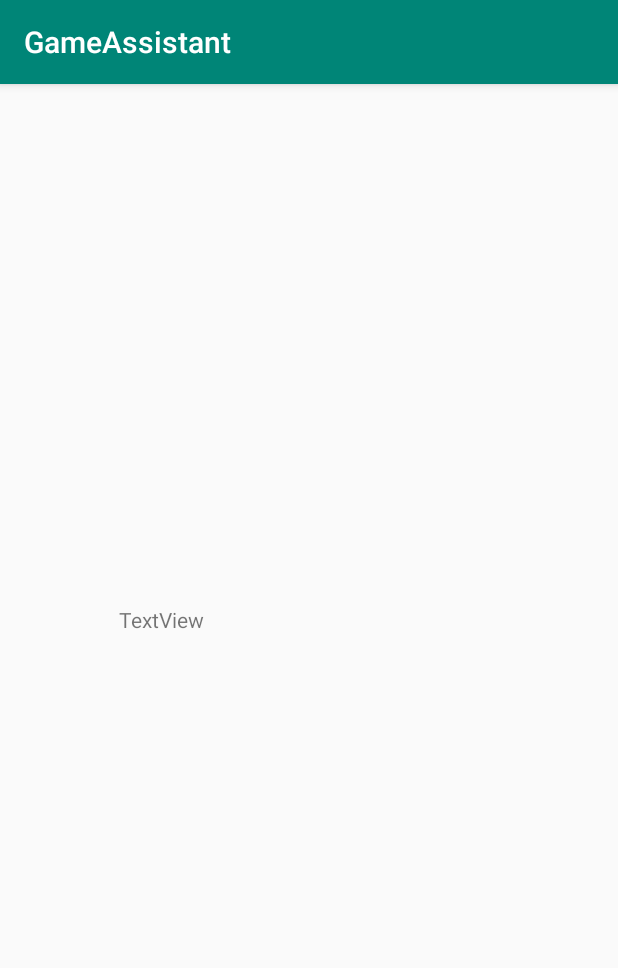
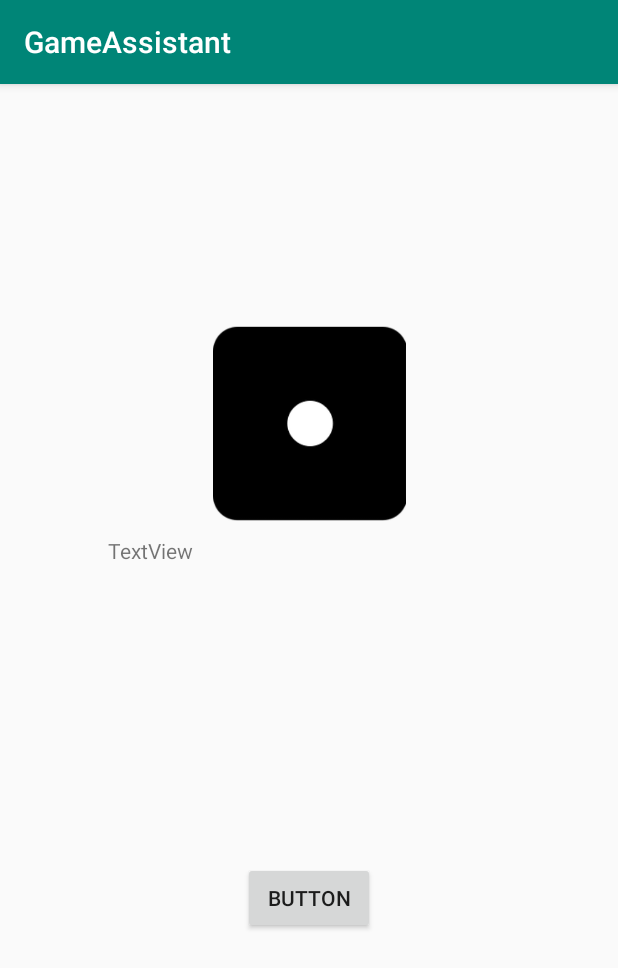
Before and after one commit to Hotzenplotz1337/App, an Android app: the Wuerfeln screen opened directly, with no data from a screen before it, on a phone screen of 412 x 824 dp. Shown: the top 968 px of the screen. Run offline under Robolectric (Android 15) with nearby library versions, the phone set to English and light mode, and no system bars.

Commit message:
Würfel Activity überarbeitet, Animation des Würfels

```diff
--- a/app/build.gradle
+++ b/app/build.gradle
@@ -7,7 +7,7 @@ android {
         minSdkVersion 21
         targetSdkVersion 28
         versionCode 1
-        versionName "w1.0"
+        versionName "1.0"
         testInstrumentationRunner "android.support.test.runner.AndroidJUnitRunner"
     }
     buildTypes {
@@ -21,7 +21,7 @@ android {
 dependencies {
     implementation fileTree(dir: 'libs', include: ['*.jar'])
     implementation 'com.android.support:appcompat-v7:28.0.0'
-    implementation 'com.android.support.constraint:constraint-layout:w1.w1.3'
+    implementation 'com.android.support.constraint:constraint-layout:1.1.3'
     testImplementation 'junit:junit:4.12'
     androidTestImplementation 'com.android.support.test:runner:w1.0.2'
     androidTestImplementation 'com.android.support.test.espresso:espresso-core:3.0.2'
--- /dev/null
+++ b/app/src/main/res/anim/rotate.xml
@@ -0,0 +1,10 @@
+<?xml version="1.0" encoding="utf-8"?>
+<set xmlns:android="http://schemas.android.com/apk/res/android">
+    <rotate android:fromDegrees="0"
+        android:toDegrees="360"
+        android:pivotX = "50%"
+        android:pivotY = "50%"
+        android:duration = "800"
+        android:repeatMode = "restart"
+        android:repeatCount = "0"/>
+</set>
--- a/app/src/main/res/layout/activity_main.xml
+++ b/app/src/main/res/layout/activity_main.xml
@@ -39,9 +39,9 @@
         android:id="@+id/button3"
         android:layout_width="0dp"
         android:layout_height="0dp"
+        android:onClick="rechner"
         android:scaleType="fitXY"
         android:visibility="visible"
-        android:onClick="rechner"
         app:layout_constraintBottom_toBottomOf="parent"
         app:layout_constraintEnd_toEndOf="parent"
         app:layout_constraintHorizontal_bias="0.808"
--- a/app/src/main/res/layout/activity_wuerfeln.xml
+++ b/app/src/main/res/layout/activity_wuerfeln.xml
@@ -7,23 +7,41 @@
     tools:context=".Wuerfeln">
 
     <TextView
-        android:id="@+id/textView"
-        android:layout_width="254dp"
-        android:layout_height="74dp"
+        android:id="@+id/ergebnisview"
+        android:layout_width="0dp"
+        android:layout_height="0dp"
+        android:layout_marginStart="72dp"
+        android:layout_marginEnd="72dp"
+        android:layout_marginBottom="15dp"
         android:text="TextView"
-        app:layout_constraintBottom_toBottomOf="parent"
+        app:layout_constraintBottom_toTopOf="@+id/button"
         app:layout_constraintEnd_toEndOf="parent"
-        app:layout_constraintHorizontal_bias="0.5"
         app:layout_constraintStart_toStartOf="parent"
-        app:layout_constraintTop_toTopOf="parent" />
+        app:layout_constraintTop_toBottomOf="@+id/wuerfel" />
 
     <ImageView
-        android:id="@+id/imageView"
-        android:layout_width="101dp"
-        android:layout_height="103dp"
-        android:adjustViewBounds="false"
-        android:cropToPadding="false"
-        tools:layout_editor_absoluteX="155dp"
-        tools:layout_editor_absoluteY="166dp"
-        tools:srcCompat="@drawable/w1" />
+        android:id="@+id/wuerfel"
+        android:layout_width="130dp"
+        android:layout_height="130dp"
+        android:layout_marginTop="161dp"
+        android:layout_marginBottom="10dp"
+        app:layout_constraintBottom_toTopOf="@+id/ergebnisview"
+        app:layout_constraintEnd_toEndOf="parent"
+        app:layout_constraintStart_toStartOf="parent"
+        app:layout_constraintTop_toTopOf="parent"
+        app:layout_constraintVertical_bias="0.39999998"
+        app:srcCompat="@drawable/w1" />
+
+    <Button
+        android:id="@+id/button"
+        android:layout_width="wrap_content"
+        android:layout_height="wrap_content"
+        android:layout_marginBottom="201dp"
+        android:onClick="wuerfeln5"
+        android:text="Button"
+        app:layout_constraintBottom_toBottomOf="parent"
+        app:layout_constraintEnd_toEndOf="@+id/ergebnisview"
+        app:layout_constraintStart_toStartOf="@+id/ergebnisview"
+        app:layout_constraintTop_toBottomOf="@+id/ergebnisview" />
+
 </android.support.constraint.ConstraintLayout>
--- a/build.gradle
+++ b/build.gradle
@@ -7,7 +7,7 @@ buildscript {
         jcenter()
     }
     dependencies {
-        classpath 'com.android.tools.build:gradle:3.3.w1'
+        classpath 'com.android.tools.build:gradle:3.3.1'
 
 
         // NOTE: Do not place your application dependencies here; they belong
```
Also changed, not shown: app/src/main/java/de/ml/gameassistant/Wuerfeln.java (+163 -0 lines).
